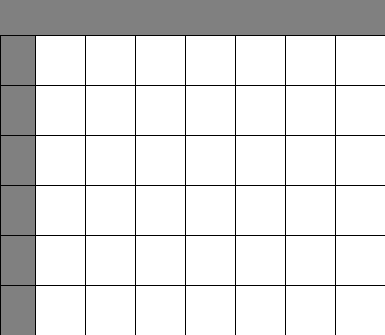
The window that Scenes/ServiceFusion/Assets/Ui/CalenderWidget.ui (Chiru/ChiruAddons) describes before a commit, drawn with Qt 5.
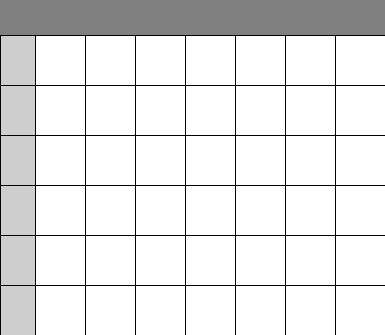
The same window after the commit.

What changed in the file:
```diff
--- a/Scenes/ServiceFusion/Assets/Ui/CalenderWidget.ui
+++ b/Scenes/ServiceFusion/Assets/Ui/CalenderWidget.ui
@@ -158,7 +158,7 @@
         <property name="styleSheet">
          <string notr="true">QWidget
 {
-	background-color:gray;
+	background-color:#cecece;
 }
 
 QLabel 
@@ -166,7 +166,7 @@
 	color:white;
 	font: bold &quot;FreeSans&quot;; 
 	font-size: 21px;
-	background-color:gray; 
+    background-color:#cecece;
 	qproperty-alignment: AlignCenter; 
 	border-style: solid;
 	border-left-width: 1px;
@@ -514,7 +514,7 @@
         <property name="styleSheet">
          <string notr="true">QWidget
 {
-	background-color:gray;
+	background-color:#cecece;
 }
 
 QLabel 
@@ -522,7 +522,7 @@
 	color:white;
 	font: bold &quot;FreeSans&quot;; 
 	font-size: 21px;
-	background-color:gray; 
+    background-color:#cecece;
 	qproperty-alignment: AlignCenter; 
 	border-style: solid;
 	border-left-width: 1px;
@@ -870,7 +870,7 @@
         <property name="styleSheet">
          <string notr="true">QWidget
 {
-	background-color:gray;
+	background-color:#cecece;
 }
 
 QLabel 
@@ -878,7 +878,7 @@
 	color:white;
 	font: bold &quot;FreeSans&quot;; 
 	font-size: 21px;
-	background-color:gray; 
+    background-color:#cecece;
 	qproperty-alignment: AlignCenter; 
 	border-style: solid;
 	border-left-width: 1px;
@@ -1226,7 +1226,7 @@
         <property name="styleSheet">
          <string notr="true">QWidget
 {
-	background-color:gray;
+	background-color:#cecece;
 }
 
 QLabel 
@@ -1234,7 +1234,7 @@
 	color:white;
 	font: bold &quot;FreeSans&quot;; 
 	font-size: 21px;
-	background-color:gray; 
+    background-color:#cecece;
 	qproperty-alignment: AlignCenter; 
 	border-style: solid;
 	border-left-width: 1px;
@@ -1582,7 +1582,7 @@
         <property name="styleSheet">
          <string notr="true">QWidget
 {
-	background-color:gray;
+	background-color:#cecece;
 }
 
 QLabel 
@@ -1590,7 +1590,7 @@
 	color:white;
 	font: bold &quot;FreeSans&quot;; 
 	font-size: 21px;
-	background-color:gray; 
+    background-color:#cecece;
 	qproperty-alignment: AlignCenter; 
 	border-style: solid;
 	border-left-width: 1px;
@@ -1938,7 +1938,7 @@
         <property name="styleSheet">
          <string notr="true">QWidget
 {
-	background-color:gray;
+	background-color:#cecece;
 }
 
 QLabel 
@@ -1946,7 +1946,7 @@
 	color:white;
 	font: bold &quot;FreeSans&quot;; 
 	font-size: 21px;
-	background-color:gray; 
+    background-color:#cecece;
 	qproperty-alignment: AlignCenter; 
 	border-style: solid;
 	border-left-width: 1px;
```
